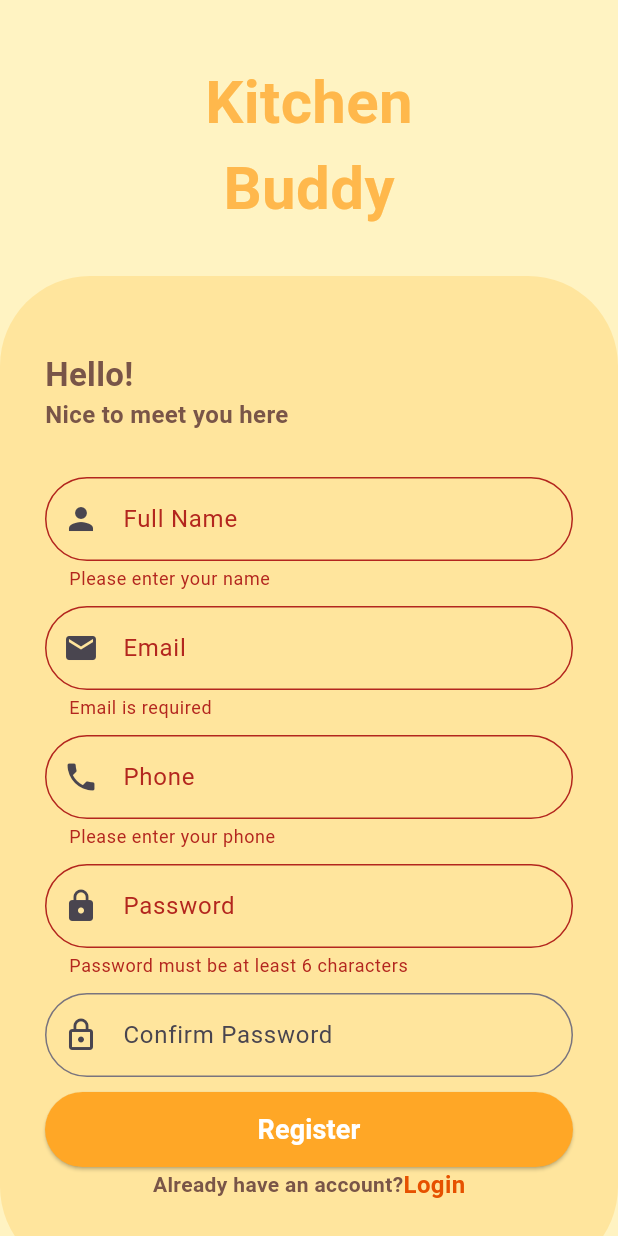
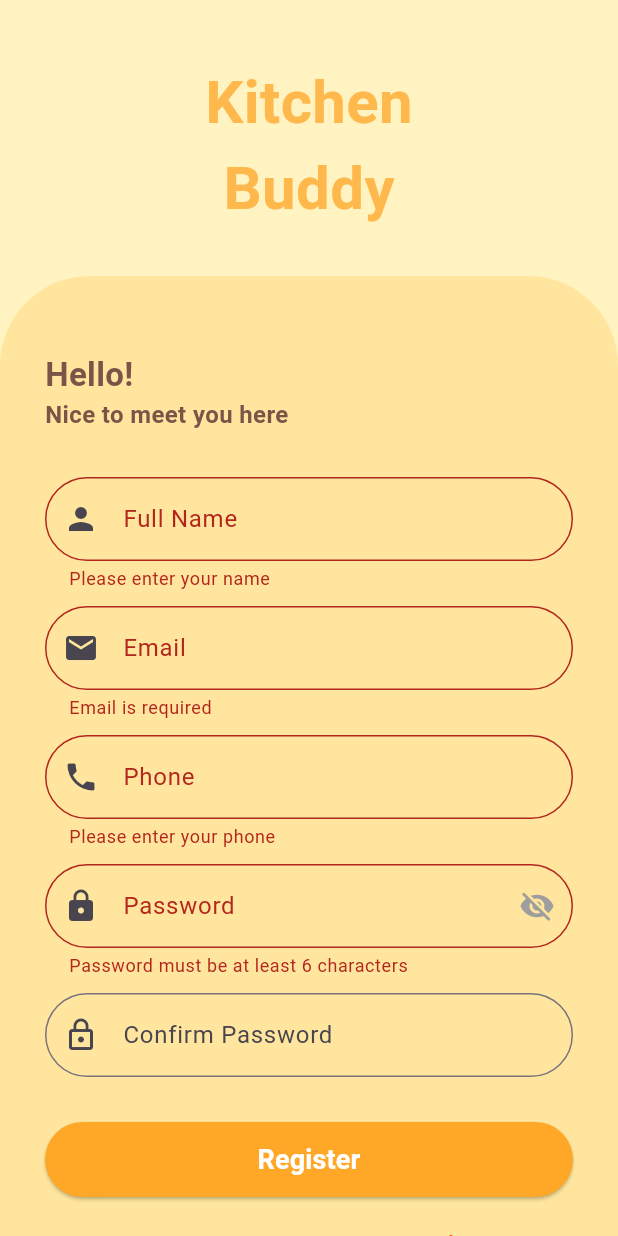
Before and after one commit to yeekee0125-source/fyp_project2, a Flutter app: the RegistrationPage screen opened directly, after a tap on "Register", on a phone screen of 412 x 824 dp. Run offline on Flutter 3.47's test engine with Material 3 defaults, Android fonts, the phone set to English and light mode, and no system bars; our stand-ins replace fl_chart, flutter_dotenv, google_generative_ai, image_picker, sqflite, supabase_flutter and 1 more; accounts and stored records are empty; network calls fail.

Commit message:
done yk part

```diff
--- a/lib/ai/ai_recipe_gemini.dart
+++ b/lib/ai/ai_recipe_gemini.dart
@@ -16,7 +16,7 @@ class GeminiService {
       }
 
       final model = GenerativeModel(
-        model: 'gemini-3.1-flash-preview',
+        model: 'gemini-2.5-flash-lite',
         apiKey: _apiKey,
       );
 
--- a/lib/screens/auth/registration.dart
+++ b/lib/screens/auth/registration.dart
@@ -1,5 +1,5 @@
 import 'package:flutter/material.dart';
-import '../../services/database_service.dart';
+import 'package:supabase_flutter/supabase_flutter.dart';
 import 'login.dart';
 
 class RegistrationPage extends StatefulWidget {
@@ -17,24 +17,25 @@ class _RegistrationPageState extends State<RegistrationPage> {
   final _confirmPasswordCtrl = TextEditingController();
   final _phoneCtrl = TextEditingController();
 
-  final dbService = DatabaseService();
+  bool _isLoading = false;
+  bool _obscurePassword = true; // 🔥 Removed 'final' so it can toggle
 
-  bool _isLoading = false;
-  final bool _obscurePassword = true; // To toggle password visibility
+  Future<void> _registerUser() async {
+    if (!_formKey.currentState!.validate()) return;
 
-  void _registerUser() async {
-    if (_formKey.currentState!.validate()) {
     setState(() => _isLoading = true);
 
     try {
-        // register user locally and sync to supabase
-        await dbService.registerUser(
-          name: _nameCtrl.text.trim(),
+      // 🔥 DIRECT SUPABASE REGISTRATION
+      await Supabase.instance.client.auth.signUp(
           email: _emailCtrl.text.trim(),
           password: _passwordCtrl.text.trim(),
-          phone: _phoneCtrl.text.trim(),
+          data: {
+            'name': _nameCtrl.text.trim(),
+            'phone': _phoneCtrl.text.trim(),
+            'role': 'user', // Default role
+          }
       );
-
 
       if (mounted) {
         ScaffoldMessenger.of(context).showSnackBar(
@@ -43,12 +44,16 @@ class _RegistrationPageState extends State<RegistrationPage> {
             backgroundColor: Colors.green,
           ),
         );
-          // Navigate back to Login Page
         Navigator.pushReplacement(
           context,
           MaterialPageRoute(builder: (_) => const LoginPage()),
         );
-
+      }
+    } on AuthException catch (e) {
+      if (mounted) {
+        ScaffoldMessenger.of(context).showSnackBar(
+          SnackBar(content: Text(e.message), backgroundColor: Colors.red),
+        );
       }
     } catch (e) {
       if (mounted) {
@@ -57,10 +62,7 @@ class _RegistrationPageState extends State<RegistrationPage> {
         );
       }
     } finally {
-        if (mounted) {
-          setState(() => _isLoading = false);
-        }
-      }
+      if (mounted) setState(() => _isLoading = false);
     }
   }
 
@@ -73,7 +75,6 @@ class _RegistrationPageState extends State<RegistrationPage> {
     _phoneCtrl.dispose();
     super.dispose();
   }
-
 
   @override
   Widget build(BuildContext context) {
@@ -88,22 +89,8 @@ class _RegistrationPageState extends State<RegistrationPage> {
               Center(
                 child: Column(
                   children: const [
-                    Text(
-                      'Kitchen',
-                      style: TextStyle(
-                        fontSize: 40,
-                        fontWeight: FontWeight.bold,
-                        color: Color(0xFFFFB84C),
-                      ),
-                    ),
-                    Text(
-                      'Buddy',
-                      style: TextStyle(
-                        fontSize: 40,
-                        fontWeight: FontWeight.bold,
-                        color: Color(0xFFFFB84C),
-                      ),
-                    ),
+                    Text('Kitchen', style: TextStyle(fontSize: 40, fontWeight: FontWeight.bold, color: Color(0xFFFFB84C))),
+                    Text('Buddy', style: TextStyle(fontSize: 40, fontWeight: FontWeight.bold, color: Color(0xFFFFB84C))),
                   ],
                 ),
               ),
@@ -114,38 +101,16 @@ class _RegistrationPageState extends State<RegistrationPage> {
                   width: double.infinity,
                   decoration: const BoxDecoration(
                     color: Color(0xFFFFE59D),
-                    borderRadius: BorderRadius.only(
-                      topLeft: Radius.circular(60),
-                      topRight: Radius.circular(60),
-                      bottomLeft: Radius.circular(60),
-                      bottomRight: Radius.circular(60),
+                    borderRadius: BorderRadius.all(Radius.circular(60)),
                   ),
-                  ),
-                  padding: const EdgeInsets.symmetric(
-                    horizontal: 30,
-                    vertical: 50,
-                  ),
+                  padding: const EdgeInsets.symmetric(horizontal: 30, vertical: 50),
                   child: Form(
                     key: _formKey,
                     child: Column(
                       crossAxisAlignment: CrossAxisAlignment.start,
                       children: [
-                        const Text(
-                          'Hello!',
-                          style: TextStyle(
-                            fontSize: 22,
-                            fontWeight: FontWeight.bold,
-                            color: Colors.brown,
-                          ),
-                        ),
-                        const Text(
-                          'Nice to meet you here',
-                          style: TextStyle(
-                            fontSize: 16,
-                            fontWeight: FontWeight.w600,
-                            color: Colors.brown,
-                          ),
-                        ),
+                        const Text('Hello!', style: TextStyle(fontSize: 22, fontWeight: FontWeight.bold, color: Colors.brown)),
+                        const Text('Nice to meet you here', style: TextStyle(fontSize: 16, fontWeight: FontWeight.w600, color: Colors.brown)),
                         const SizedBox(height: 30),
 
                         // Full Name Field
@@ -154,17 +119,9 @@ class _RegistrationPageState extends State<RegistrationPage> {
                           decoration: InputDecoration(
                             labelText: "Full Name",
                             prefixIcon: const Icon(Icons.person),
-                            border: OutlineInputBorder(
-                                borderRadius: BorderRadius.circular(30),
-                                borderSide: const BorderSide(color: Colors.orange, width: 10)
+                            border: OutlineInputBorder(borderRadius: BorderRadius.circular(30), borderSide: const BorderSide(color: Colors.orange, width: 10)),
                           ),
-                          ),
-                          validator: (value) {
-                            if (value == null || value.isEmpty) {
-                              return 'Please enter your name';
-                            }
-                            return null;
-                          },
+                          validator: (value) => (value == null || value.isEmpty) ? 'Please enter your name' : null,
                         ),
                         const SizedBox(height: 10),
 
@@ -175,29 +132,16 @@ class _RegistrationPageState extends State<RegistrationPage> {
                           decoration: InputDecoration(
                             labelText: "Email",
                             prefixIcon: const Icon(Icons.email),
-                            border: OutlineInputBorder(
-                              borderRadius: BorderRadius.circular(30),
-                            ),
+                            border: OutlineInputBorder(borderRadius: BorderRadius.circular(30)),
                           ),
                           validator: (value) {
-                            if (value == null || value.trim().isEmpty) {
-                              return 'Email is required';
-                            }
-
-                            final emailRegex = RegExp(
-                              r'^[\w-\.]+@([\w-]+\.)+[\w-]{2,4}$',
-                            );
-
-                            if (!emailRegex.hasMatch(value.trim())) {
-                              return 'Enter a valid email address';
-                            }
-
+                            if (value == null || value.trim().isEmpty) return 'Email is required';
+                            final emailRegex = RegExp(r'^[\w-\.]+@([\w-]+\.)+[\w-]{2,4}$');
+                            if (!emailRegex.hasMatch(value.trim())) return 'Enter a valid email address';
                             return null;
                           },
-
                         ),
                         const SizedBox(height: 10),
-
 
                         // phone Field
                         TextFormField(
@@ -205,18 +149,10 @@ class _RegistrationPageState extends State<RegistrationPage> {
                           keyboardType: TextInputType.phone,
                           decoration: InputDecoration(
                             labelText: "Phone",
-                            prefixIcon: Icon(Icons.phone),
-                            border: OutlineInputBorder(
-                                borderRadius: BorderRadius.circular(30),
-                                borderSide: const BorderSide(color: Colors.orange, width: 10)
+                            prefixIcon: const Icon(Icons.phone),
+                            border: OutlineInputBorder(borderRadius: BorderRadius.circular(30), borderSide: const BorderSide(color: Colors.orange, width: 10)),
                           ),
-                          ),
-                          validator: (value) {
-                            if (value == null || value.isEmpty) {
-                              return 'Please enter your phone';
-                            }
-                            return null;
-                          },
+                          validator: (value) => (value == null || value.isEmpty) ? 'Please enter your phone' : null,
                         ),
                         const SizedBox(height: 10),
 
@@ -227,18 +163,14 @@ class _RegistrationPageState extends State<RegistrationPage> {
                           decoration: InputDecoration(
                             labelText: "Password",
                             prefixIcon: const Icon(Icons.lock),
-                            border: OutlineInputBorder(
-                                borderRadius: BorderRadius.circular(30),
-                                borderSide: const BorderSide(color: Colors.orange, width: 10)
+                            // 🔥 Added suffix icon to toggle password visibility
+                            suffixIcon: IconButton(
+                              icon: Icon(_obscurePassword ? Icons.visibility_off : Icons.visibility, color: Colors.grey),
+                              onPressed: () => setState(() => _obscurePassword = !_obscurePassword),
                             ),
-
+                            border: OutlineInputBorder(borderRadius: BorderRadius.circular(30), borderSide: const BorderSide(color: Colors.orange, width: 10)),
                           ),
-                          validator: (value) {
-                            if (value == null || value.length < 6) {
-                              return 'Password must be at least 6 characters';
-                            }
-                            return null;
-                          },
+                          validator: (value) => (value == null || value.length < 6) ? 'Password must be at least 6 characters' : null,
                         ),
                         const SizedBox(height: 10),
 
@@ -249,68 +181,37 @@ class _RegistrationPageState extends State<RegistrationPage> {
                           decoration: InputDecoration(
                             labelText: "Confirm Password",
                             prefixIcon: const Icon(Icons.lock_outline),
-                            border: OutlineInputBorder(
-                                borderRadius: BorderRadius.circular(30),
-                                borderSide: const BorderSide(color: Colors.orange, width: 10)
+                            border: OutlineInputBorder(borderRadius: BorderRadius.circular(30), borderSide: const BorderSide(color: Colors.orange, width: 10)),
                           ),
+                          validator: (value) => (value != _passwordCtrl.text) ? 'Passwords do not match' : null,
                         ),
-                          validator: (value) {
-                            if (value != _passwordCtrl.text) {
-                              return 'Passwords do not match';
-                            }
-                            return null;
-                          },
-                        ),
-                        const SizedBox(height: 10),
+                        const SizedBox(height: 30),
 
                         // Register Button
                         SizedBox(
                           width: double.infinity,
                           height: 50,
                           child: ElevatedButton(
-                            onPressed: _isLoading ? null: _registerUser,
+                            onPressed: _isLoading ? null : _registerUser,
                             style: ElevatedButton.styleFrom(
                               backgroundColor: const Color(0xFFFFA726),
-                              shape: RoundedRectangleBorder(
-                                borderRadius: BorderRadius.circular(30),
+                              shape: RoundedRectangleBorder(borderRadius: BorderRadius.circular(30)),
+                            ),
+                            child: _isLoading
+                                ? const CircularProgressIndicator(color: Colors.white)
+                                : const Text('Register', style: TextStyle(fontSize: 18, fontWeight: FontWeight.bold, color: Colors.white)),
                           ),
                         ),
-                            child: const Text(
-                              'Register',
-                              style: TextStyle(
-                                fontSize: 18,
-                                fontWeight: FontWeight.bold,
-                                color: Colors.white,
-                              ),
-                            ),
-                          ),
-                        ),
+                        const SizedBox(height: 20),
+
                         Center(
                           child: Row(
                             mainAxisAlignment: MainAxisAlignment.center,
                             children: [
-                              const Text(
-                                'Already have an account?',
-                                style: TextStyle(
-                                    color: Colors.brown,
-                                    fontWeight: FontWeight.bold
-                                ),
-                              ),
+                              const Text('Already have an account? ', style: TextStyle(color: Colors.brown, fontWeight: FontWeight.bold)),
                               GestureDetector(
-                                onTap: (){
-                                  //navigator to registration page
-                                  Navigator.push(
-                                      context,
-                                      MaterialPageRoute(builder: (context) => const LoginPage())
-                                  );
-                                },
-                                child: const Text('Login',
-                                  style: TextStyle(
-                                    color: Color(0xFFE65100),
-                                    fontWeight: FontWeight.bold,
-                                    fontSize: 16,
-                                  ),
-                                ),
+                                onTap: () => Navigator.pushReplacement(context, MaterialPageRoute(builder: (context) => const LoginPage())),
+                                child: const Text('Login', style: TextStyle(color: Color(0xFFE65100), fontWeight: FontWeight.bold, fontSize: 16)),
                               )
                             ],
                           ),
```
Also changed, not shown: lib/ai/ai_recipe_page.dart (+6 -5 lines), lib/ai/pantry_algorithm.dart (added, +49 -0 lines), lib/screens/home/home_page.dart (+13 -5 lines), lib/screens/profile/profile_page.dart (+85 -1 lines). Lines whose indentation alone changed are shown as unchanged.
